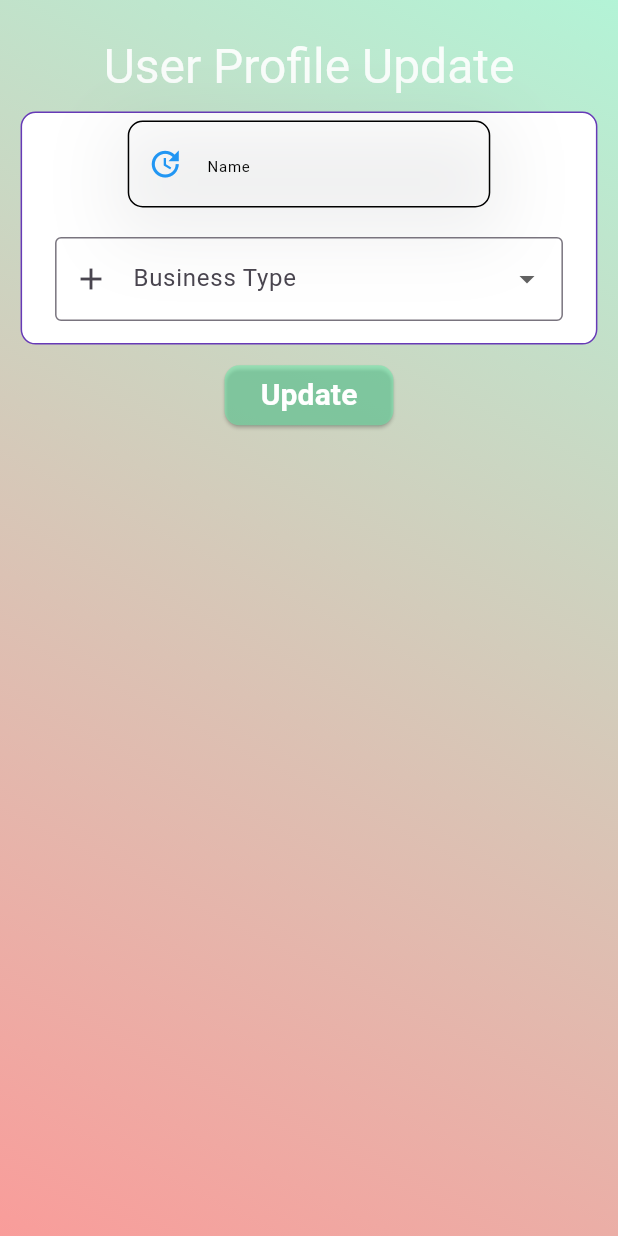
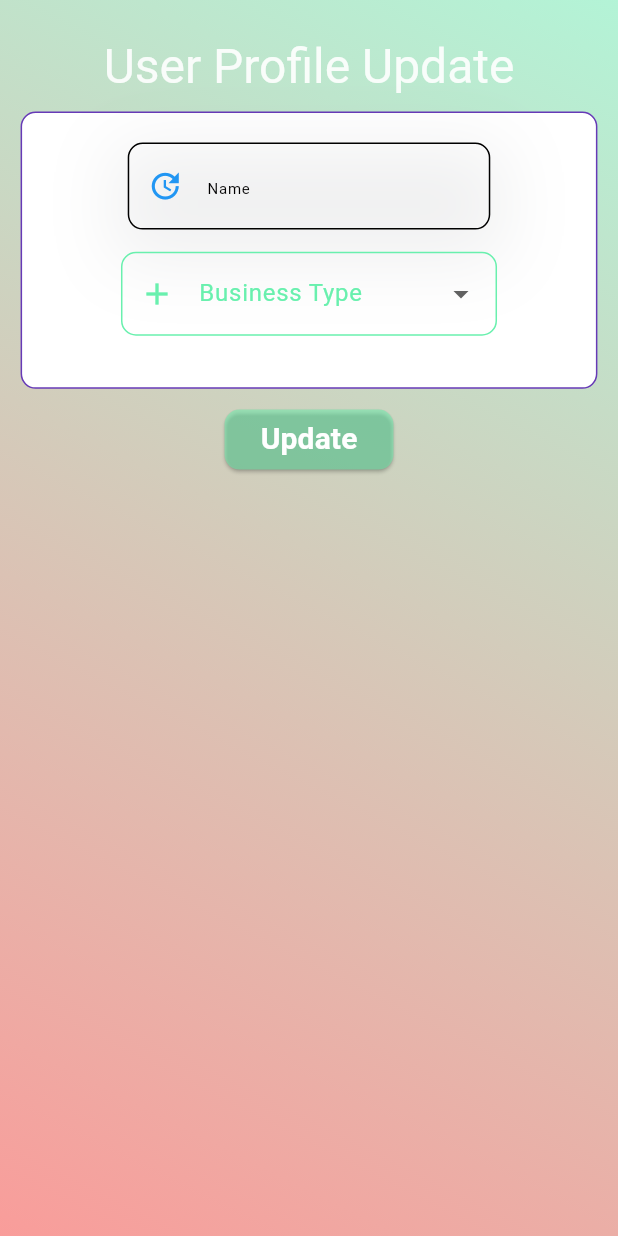
Before and after one commit to AAShayon/Buisness-Manager, a Flutter app: the UserProfileUpdateForm screen opened directly, on a phone screen of 412 x 824 dp. Run offline on Flutter 3.47's test engine with Material 3 defaults, Android fonts, the phone set to English and light mode, and no system bars; our stand-ins replace carousel_slider, dio, flutter_otp_text_field, flutter_screenutil, iconsax, internet_connection_checker and 3 more; accounts and stored records are empty.

Commit message:
final Revision and Optimize---admin/view

```diff
--- a/lib/modules/admin/view/user_profile.dart
+++ b/lib/modules/admin/view/user_profile.dart
@@ -31,7 +31,7 @@ class UserProfile extends StatelessWidget {
                   backgroundImage: const AssetImage('assets/userimage.png'),
                 ),
                 SizedBox(height: 15.h),
-                HeadlineLargeText(text: user.name, color: Colors.lightBlueAccent),
+                HeadlineLargeText(text: user.name, color: Colors.lightGreen),
                 SizedBox(height: 10.h),
                 UserProfileInfoCard(user: user),
                 SizedBox(height: 20.h),
--- a/lib/modules/admin/view/widget/user_profile_field.dart
+++ b/lib/modules/admin/view/widget/user_profile_field.dart
@@ -13,12 +13,12 @@ class UserProfileField extends StatelessWidget {
       padding: EdgeInsets.symmetric(vertical: 8.h),
       child: Row(
         children: [
-          Icon(icon, color: Colors.deepPurple),
+          Icon(icon, color: Colors.greenAccent),
           SizedBox(width: 15.w),
           Expanded(
             child: Text(
               '$label: $value',
-              style: TextStyle(fontSize: 16.sp),
+              style: TextStyle(fontSize: 16.sp,color: Colors.greenAccent),
             ),
           ),
         ],
--- a/lib/modules/admin/view/widget/user_profile_update_form.dart
+++ b/lib/modules/admin/view/widget/user_profile_update_form.dart
@@ -50,11 +50,12 @@ class _UserProfileUpdateFormState extends State<UserProfileUpdateForm> {
                   ),
                   child: Form(
                     key: _userProfileUpdateForm,
+                    child: Padding(
+                      padding: EdgeInsets.symmetric(horizontal: 45.w,vertical: 20.h),
                       child: Column(
+                        crossAxisAlignment: CrossAxisAlignment.center,
                         children: [
-                        Padding(
-                          padding: EdgeInsets.symmetric(horizontal: 5.h, vertical: 5.h),
-                          child: CustomTextFormField(
+                          CustomTextFormField(
                             controller: nameController,
                             hintText: 'Name',
                             prefixIcon: Icons.update,
@@ -66,40 +67,51 @@ class _UserProfileUpdateFormState extends State<UserProfileUpdateForm> {
                               return null;
                             },
                           ),
+                          Padding(
+                            padding:  EdgeInsets.symmetric(vertical: 15.h,horizontal: 15.w),
+                            child: DropdownButtonFormField<String>(
+                              decoration:  InputDecoration(
+                                  labelText: 'Business Type',
+                                  labelStyle: TextStyle(color: Colors.greenAccent),
+                                  prefixIcon: Icon(Icons.add,color: Colors.greenAccent,),
+                                  border: OutlineInputBorder(
+                                      borderRadius: BorderRadius.circular(10)
                                   ),
-                        Padding(
-                          padding: EdgeInsets.symmetric(vertical: 15.h, horizontal: 20.w),
-                          child: DropdownButtonFormField<String>(
-                            decoration: const InputDecoration(
-                              labelText: 'Business Type',
-                              prefixIcon: Icon(Icons.add),
-                              border: OutlineInputBorder(),
+                                  enabledBorder: OutlineInputBorder(
+                                    borderSide: BorderSide(color: Colors.greenAccent),
+                                    borderRadius: BorderRadius.circular(10),
+                                  ),
+                                  focusedBorder: OutlineInputBorder(
+                                    borderSide: BorderSide(color: Colors.greenAccent, width: 2.0),
+                                    borderRadius: BorderRadius.circular(10),
+                                  ),focusColor: Colors.greenAccent
+
                               ),
                               value: selectedBusinessType,
                               items: const [
                                 DropdownMenuItem<String>(
                                   value: '1',
-                                child: Text('Retailer/Shop'),
+                                  child: Text('Retailer/Shop',style: TextStyle(color: Colors.greenAccent),),
                                 ),
                                 DropdownMenuItem<String>(
                                   value: '2',
-                                child: Text('Wholesaler'),
+                                  child: Text('Wholesaler',style: TextStyle(color: Colors.greenAccent),),
                                 ),
                                 DropdownMenuItem<String>(
                                   value: '3',
-                                child: Text('Distributor'),
+                                  child: Text('Distributor',style: TextStyle(color: Colors.greenAccent),),
                                 ),
                                 DropdownMenuItem<String>(
                                   value: '4',
-                                child: Text('Manufacturer'),
+                                  child: Text('Manufacturer',style: TextStyle(color: Colors.greenAccent),),
                                 ),
                                 DropdownMenuItem<String>(
                                   value: '6',
-                                child: Text('Services'),
+                                  child: Text('Services',style: TextStyle(color: Colors.greenAccent),),
                                 ),
                                 DropdownMenuItem<String>(
                                   value: '7',
-                                child: Text('Other'),
+                                  child: Text('Other',style: TextStyle(color: Colors.greenAccent),),
                                 ),
                               ],
                               onChanged: (value) {
@@ -116,6 +128,7 @@ class _UserProfileUpdateFormState extends State<UserProfileUpdateForm> {
                             ),
                           ),
                         ],
+                      ),
                     ),
                   ),
                 ),
```
Lines whose indentation alone changed are shown as unchanged.
